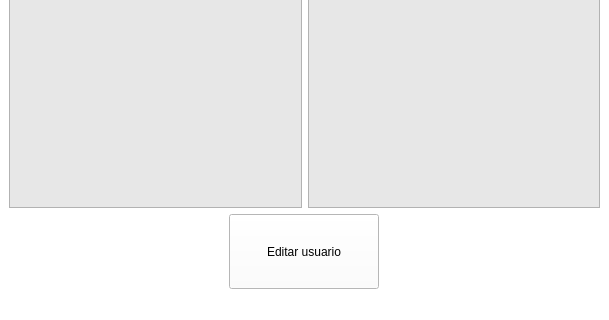
Old version of the form Projetos/CRUD/interfaces/read_accounts.ui in the repository JoaoEmanuell/Meus-Estudos-Python; both pictures show x 0 to 609 and y 144 to 464 of the 609 by 464 pixel window.
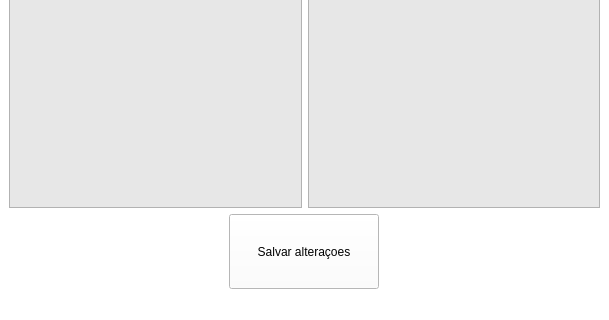
New version of the form.

Commit message: update user name funcional

The edit to the form file:
```diff
--- a/Projetos/CRUD/interfaces/read_accounts.ui
+++ b/Projetos/CRUD/interfaces/read_accounts.ui
@@ -17,7 +17,7 @@
    <string notr="true">background-color: rgb(255, 255, 255);</string>
   </property>
   <widget class="QWidget" name="centralwidget">
-   <layout class="QVBoxLayout" name="verticalLayout_2">
+   <layout class="QVBoxLayout" name="verticalLayout">
     <item>
      <widget class="QLabel" name="label">
       <property name="text">
@@ -26,8 +26,6 @@
      </widget>
     </item>
     <item>
-     <layout class="QVBoxLayout" name="verticalLayout">
-      <item>
        <layout class="QHBoxLayout" name="horizontalLayout_2">
         <item>
          <widget class="QLabel" name="label_3">
@@ -63,10 +61,8 @@
         </item>
        </layout>
       </item>
-     </layout>
-    </item>
     <item>
-     <layout class="QHBoxLayout" name="horizontalLayout">
+     <layout class="QHBoxLayout" name="horizontalLayout_5">
       <item>
        <widget class="QPushButton" name="editUserButton">
         <property name="minimumSize">
@@ -82,7 +78,7 @@
          </size>
         </property>
         <property name="text">
-         <string>Editar usuario</string>
+         <string>Salvar alteraçoes</string>
         </property>
        </widget>
       </item>
```
Left out of the diff: 5 changed lines with no effect on the pictures. Lines whose indentation alone changed are shown as unchanged. The commit also changes 2 other files.
